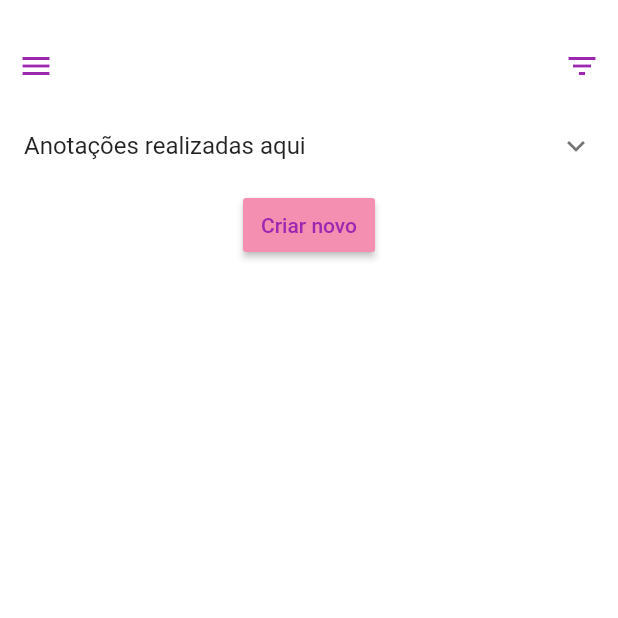
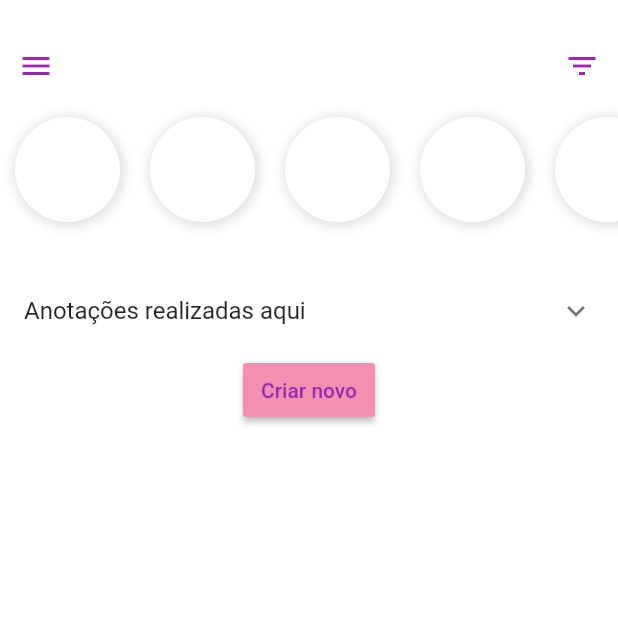
Before and after one commit to anecba/MyPocketSpace, a Flutter app: the screen it shows after launch, after a tap on the "menu" icon, on a phone screen of 412 x 824 dp, the top half of it. Run offline on Flutter 3.47's test engine with Material 2 defaults, Android fonts, the phone set to English and light mode, and no system bars.

Commit message:
Criando uma lista na horizontal com widgets

```diff
--- a/lib/main.dart
+++ b/lib/main.dart
@@ -1,5 +1,6 @@
 import 'package:flutter/material.dart';
 import 'package:my_pocket_space/telaCriandoAnotacoes.dart';
+//import 'package:flutter/src/rendering/box.dart'
 
 void main() => runApp(PaginaPrincipal());
 
@@ -36,25 +37,77 @@ class _MinhaPaginaPrincipalState extends State<MinhaPaginaPrincipal> {
         child: Column(
           //crossAxisAlignment: CrossAxisAlignment.stretch,
           children: <Widget>[
-            Container(
+            SizedBox(
               height: 20,
             ),
-            Row(
-              mainAxisAlignment: MainAxisAlignment.spaceBetween,
-              children: <Widget>[
-                IconButton(
-                  icon: Icon(Icons.menu),
-                  color: Colors.purple,
-                  onPressed: () {},
+            menuSuperior(),
+            listaCategorias(),
+            SizedBox(
+              height: 20,
             ),
-                IconButton(
-                  icon: Icon(Icons.filter_list),
-                  color: Colors.purple,
-                  onPressed: () {},
+            expansedTile(),
+            RaisedButton(
+              padding: const EdgeInsets.all(8.0),
+              textColor: Colors.purple,
+              color: Colors.pink[200],
+              onPressed: () {
+                Navigator.push(
+                    context,
+                    MaterialPageRoute(
+                        builder: (context) => (TelaCriarAnotacoes())));
+              },
+              child: Text("Criar novo"),
             ),
           ],
         ),
-            ExpansionTile(
+      ),
+    );
+  }
+}
+
+Widget listaCategorias() {
+  return Container(
+    height: 90,
+    child: ListView(
+      scrollDirection: Axis.horizontal,
+      children: <Widget>[
+        itemCategoria(),
+        itemCategoria(),
+        itemCategoria(),
+        itemCategoria(),
+        itemCategoria(),
+        itemCategoria(),
+        itemCategoria(),
+        itemCategoria(),
+      ],
+    ),
+  );
+}
+
+Widget itemCategoria() {
+  return Container(
+    width: 70,
+    height: 70,
+    margin: EdgeInsets.all(10),
+    padding: EdgeInsets.all(10),
+    decoration: BoxDecoration(
+        color: Colors.white,
+        boxShadow: [
+          BoxShadow(
+            color: Colors.black12,
+            offset: Offset(1, 1),
+            blurRadius: 5,
+            spreadRadius: 2,
+          ),
+        ],
+        borderRadius: BorderRadius.all(Radius.circular(64))),
+    //child: Image.asset()
+  );
+}
+
+Widget expansedTile() {
+  return Container(
+    child: ExpansionTile(
       backgroundColor: Colors.pink[200],
       title: Text("Anotações realizadas aqui"),
       children: <Widget>[
@@ -71,22 +124,25 @@ class _MinhaPaginaPrincipalState extends State<MinhaPaginaPrincipal> {
         ),
       ],
     ),
-            RaisedButton(
-              padding: const EdgeInsets.all(8.0),
-              textColor: Colors.purple,
-              color: Colors.pink[200],
-              onPressed: () {
-                Navigator.push(
-                    context,
-                    MaterialPageRoute(
-                        builder: (context) => (TelaCriarAnotacoes())));
-              },
+  );
+}
 
-              child: Text("Criar novo"),
+Widget menuSuperior() {
+  return Container(
+    child: Row(
+      mainAxisAlignment: MainAxisAlignment.spaceBetween,
+      children: <Widget>[
+        IconButton(
+          icon: Icon(Icons.menu),
+          color: Colors.purple,
+          onPressed: () {},
+        ),
+        IconButton(
+          icon: Icon(Icons.filter_list),
+          color: Colors.purple,
+          onPressed: () {},
         ),
       ],
     ),
-      ),
   );
 }
-}
--- a/lib/telaCriandoAnotacoes.dart
+++ b/lib/telaCriandoAnotacoes.dart
@@ -24,7 +24,7 @@ class PaginaCriarAnotacoes extends StatelessWidget {
       body: Container(
         child: Column(
           children: <Widget>[
-            Container(height: 20),
+            SizedBox(height: 20),
             Row(
               mainAxisAlignment: MainAxisAlignment.spaceBetween,
               children: <Widget>[
```
Lines whose indentation alone changed are shown as unchanged.
